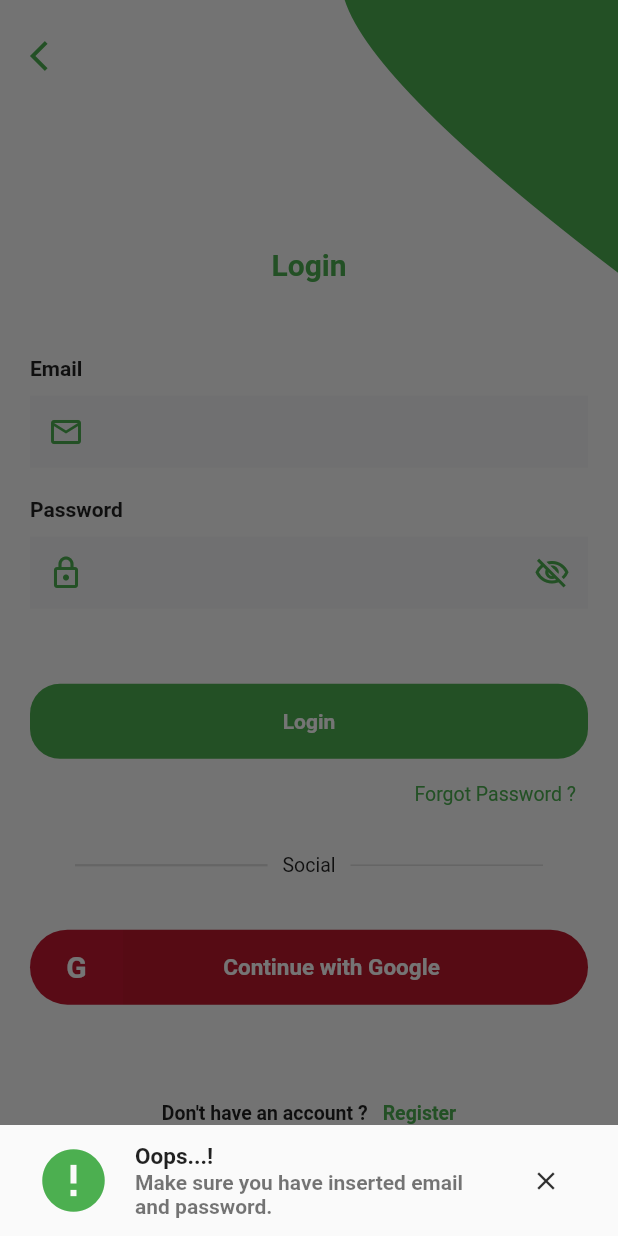
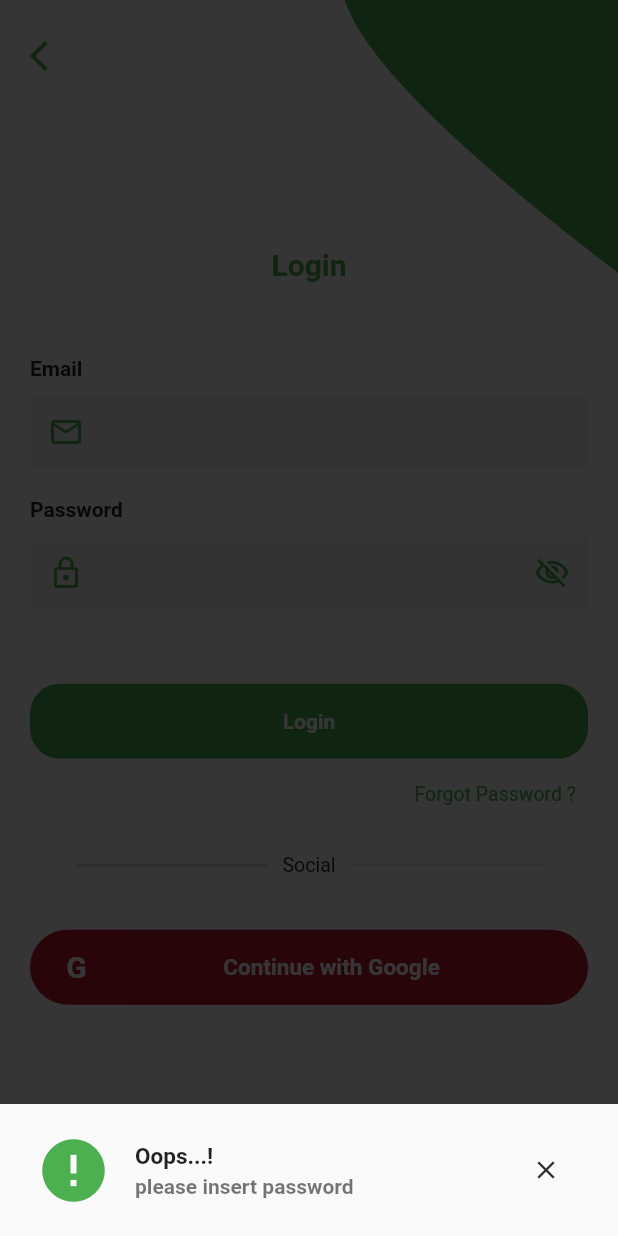
Before and after one commit to Ritesh-056/Todo-Application, a Flutter app: the screen it shows after launch, after a tap on "Login", on a phone screen of 412 x 824 dp. Run offline on Flutter 3.47's test engine with Material 2 defaults, Android fonts, the phone set to English and light mode, and no system bars; our stand-ins replace animated_splash_screen, cloud_firestore, connectivity, date_time_picker, firebase_auth, firebase_core and 5 more; missing offline and left inert: splash_screen_view; accounts and stored records are empty; Roboto replaces fonts that are missing (Monotype Coursiva).

```diff
--- a/lib/const.dart
+++ b/lib/const.dart
@@ -4,3 +4,9 @@ import 'package:flutter/material.dart';
 const text_color_white = Colors.white;
 const padding_number = 8.0;
 Color? colorsName = Colors.green[500];
+
+
+
+
+//error message
+String noInternetError  = 'A network error (such as timeout, interrupted connection or unreachable host) has occurred.';
--- a/lib/main.dart
+++ b/lib/main.dart
@@ -3,6 +3,7 @@ import 'package:animated_splash_screen/animated_splash_screen.dart';
 import 'package:firebase_auth/firebase_auth.dart';
 import 'package:flutter/material.dart';
 import 'package:flutter/painting.dart';
+import 'package:flutter_app/provider/generic_function_provider.dart';
 import 'package:flutter_app/provider/password_field_checker.dart';
 import 'package:flutter_app/screens/signUpPage.dart';
 import 'package:flutter_local_notifications/flutter_local_notifications.dart';
@@ -28,6 +29,7 @@ Future<void> main() async {
   runApp(MultiProvider(
     providers: [
       ChangeNotifierProvider(create: (context)=> PasswordVisibility()),
+      ChangeNotifierProvider(create: (context)=> GenericHelperProvider()),
     ],
     child: LoginDesign(),
   ));
--- /dev/null
+++ b/lib/provider/generic_function_provider.dart
@@ -0,0 +1,13 @@
+import 'package:flutter/widgets.dart';
+
+class GenericHelperProvider extends ChangeNotifier{
+
+  bool checkLoading =false;
+
+
+  void onGoogleLoginPressed(){
+     checkLoading = true;
+     notifyListeners();
+  }
+
+}
--- a/lib/screens/loginPage.dart
+++ b/lib/screens/loginPage.dart
@@ -7,6 +7,8 @@ import 'package:flutter/services.dart';
 import 'package:flutter_app/components/customContainer.dart';
 import 'package:flutter_app/functions/dart/authentication_function.dart';
 import 'package:flutter_app/functions/dart/reusable_functions.dart';
+import 'package:flutter_app/login_functions/email_password_login.dart';
+import 'package:flutter_app/provider/generic_function_provider.dart';
 import 'package:flutter_app/provider/password_field_checker.dart';
 import 'package:flutter_app/screens/forget_password.dart';
 import 'package:flutter_app/screens/signUpPage.dart';
@@ -154,49 +156,9 @@ class _LoginPageState extends State<LoginPage> {
             SizedBox(
               height: 50,
             ),
+
             InkWell(
-              onTap: () async {
-                try {
-                  if (_emailController.text.length == 0 &&
-                      _passwordController.text.length == 0) {
-                    todoModelBox(context,
-                        'Make sure you have inserted email and password.');
-                  } else {
-                    await auth.signInWithEmailAndPassword(
-                        email: _emailController.text,
-                        password: _passwordController.text);
-
-                    if (auth.currentUser!.uid != null) {
-                      Navigator.push(
-                          context,
-                          MaterialPageRoute(
-                              builder: (context) => TodoHome(
-                                  email: auth.currentUser!.email,
-                                  password: null)));
-                      _emailController.clear();
-                      _passwordController.clear();
-                    } else {
-                      todoModelBox(context, 'No account signed in.');
-                    }
-                  }
-                } on FirebaseAuthException catch (ex) {
-                  print("==========Error[FirebaseAuth]=============");
-                  String text =
-                      'A network error (such as timeout, interrupted connection or unreachable host) has occurred.';
-
-                  if (ex.message == text) {
-                    print('No internet available');
-                    return todoModelBox(context, 'No Internet Available');
-                  }
-
-                  print('${ex.message}');
-                  todoModelBox(context, '${ex.message}');
-                } catch (e) {
-                  print("==========Error[catch]=============");
-                  print('${e.toString()}');
-                  todoModelBox(context, '${e.toString()}');
-                }
-              },
+              onTap: validInputEmailPassword,
               child: Container(
                 height: 50,
                 child: Center(
@@ -231,7 +193,7 @@ class _LoginPageState extends State<LoginPage> {
               ),
             ),
             _divider(),
-            _GoogleButton(),
+            _GoogleLoginContainer(),
             SizedBox(
               height: 10,
             ),
@@ -307,12 +269,10 @@ class _LoginPageState extends State<LoginPage> {
     );
   }
 
-  Widget _GoogleButton() {
+  Widget _GoogleLoginContainer() {
     return GestureDetector(
-      onTap: () {
-        setState(() {
-          isLoading = true;
-        });
+      onTap:(){
+        Provider.of<GenericHelperProvider>(context,listen: false).onGoogleLoginPressed();
         signInWithGoogle(context);
       },
       child: Container(
@@ -351,7 +311,7 @@ class _LoginPageState extends State<LoginPage> {
                       topRight: Radius.circular(50)),
                 ),
                 alignment: Alignment.center,
-                child: isLoading
+                child: context.watch<GenericHelperProvider>().checkLoading
                     ? Padding(
                         padding: const EdgeInsets.only(
                             right: 32.0, top: 8, bottom: 8),
@@ -372,4 +332,17 @@ class _LoginPageState extends State<LoginPage> {
       ),
     );
   }
+
+
+  void validInputEmailPassword(){
+
+    if(_emailController.text.isEmpty){
+      todoModelBox(context, 'please insert email');
+    }
+    if(_passwordController.text.isEmpty){
+      todoModelBox(context, 'please insert password');
+    }else{
+      onEmailPasswordLogin(context,_emailController.text, _passwordController.text);
+    }
+  }
 }
```
Also changed, not shown: lib/functions/dart/authentication_function.dart (+19 -36 lines), lib/login_functions/email_password_login.dart (added, +30 -0 lines).
